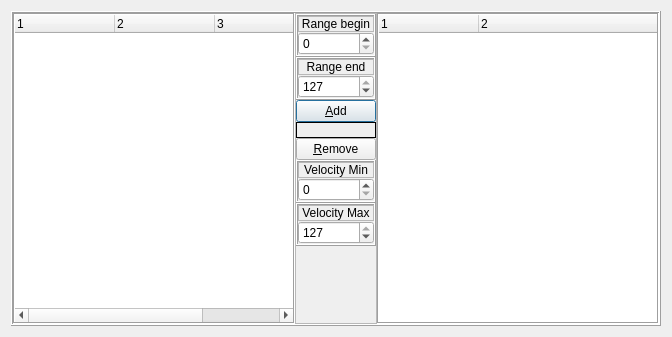
Qt form sources/interface/CombiDialog.ui (linuxmao-org/Frontieres) before a commit.
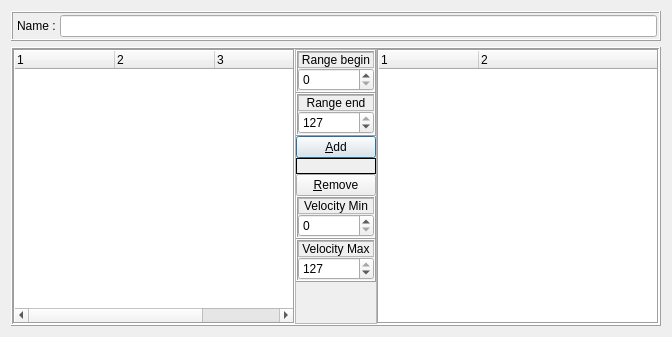
The same form after that commit.

What changed in the file:
```diff
--- a/sources/interface/CombiDialog.ui
+++ b/sources/interface/CombiDialog.ui
@@ -19,7 +19,47 @@
   <property name="modal">
    <bool>true</bool>
   </property>
-  <layout class="QHBoxLayout" name="horizontalLayout_2">
+  <layout class="QVBoxLayout" name="verticalLayout_3">
+   <item>
+    <widget class="QFrame" name="frame_3">
+     <property name="frameShape">
+      <enum>QFrame::Box</enum>
+     </property>
+     <property name="frameShadow">
+      <enum>QFrame::Raised</enum>
+     </property>
+     <layout class="QFormLayout" name="formLayout">
+      <property name="horizontalSpacing">
+       <number>4</number>
+      </property>
+      <property name="verticalSpacing">
+       <number>2</number>
+      </property>
+      <property name="leftMargin">
+       <number>4</number>
+      </property>
+      <property name="topMargin">
+       <number>2</number>
+      </property>
+      <property name="rightMargin">
+       <number>2</number>
+      </property>
+      <property name="bottomMargin">
+       <number>2</number>
+      </property>
+      <item row="0" column="0">
+       <widget class="QLabel" name="label">
+        <property name="text">
+         <string>Name :</string>
+        </property>
+       </widget>
+      </item>
+      <item row="0" column="1">
+       <widget class="QLineEdit" name="lineEdit_Name"/>
+      </item>
+     </layout>
+    </widget>
+   </item>
    <item>
     <widget class="QFrame" name="frame">
      <property name="frameShape">
```
